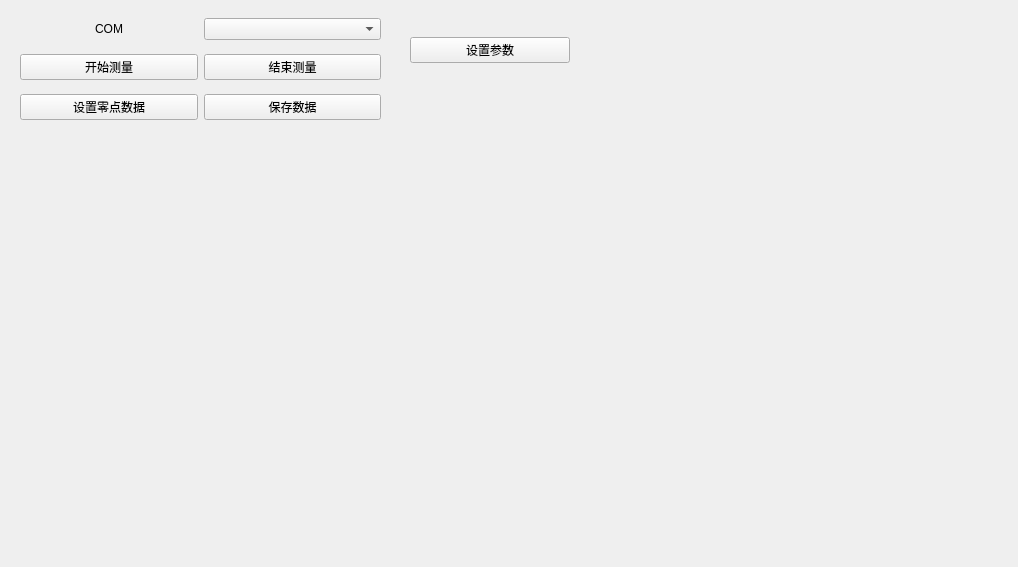
Above: TZD.ui from AaronGe88/TZD before the change. Below: the same form after it.
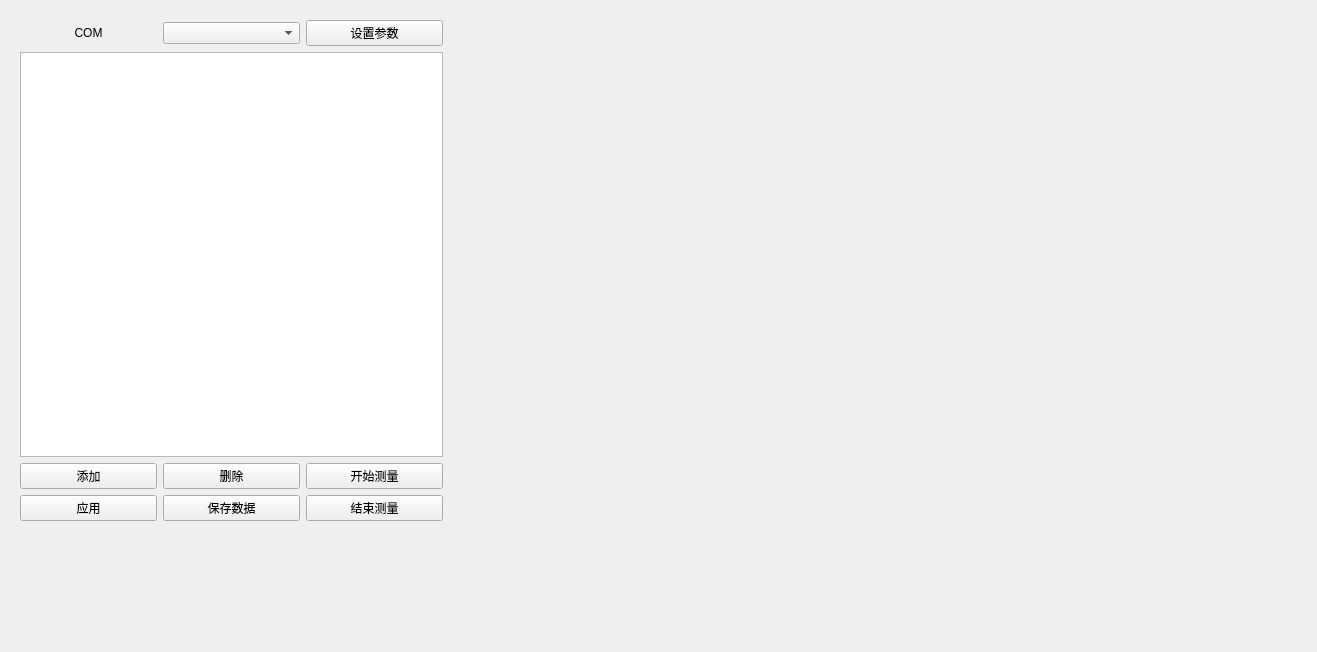
That is the form after the change. Custom widgets are drawn as their Qt base class.

Diff of the .ui file:
```diff
--- a/TZD.ui
+++ b/TZD.ui
@@ -6,41 +6,61 @@
    <rect>
     <x>0</x>
     <y>0</y>
-    <width>1018</width>
-    <height>567</height>
+    <width>1317</width>
+    <height>652</height>
    </rect>
   </property>
   <property name="windowTitle">
    <string>Form</string>
   </property>
-  <widget class="MatplotlibWidget" name="widget" native="true">
+  <widget class="QWidget" name="gridLayoutWidget_4">
    <property name="geometry">
     <rect>
      <x>20</x>
-     <y>150</y>
-     <width>621</width>
-     <height>271</height>
+     <y>20</y>
+     <width>1281</width>
+     <height>511</height>
     </rect>
    </property>
-  </widget>
-  <widget class="QWidget" name="gridLayoutWidget">
-   <property name="geometry">
-    <rect>
-     <x>20</x>
-     <y>10</y>
-     <width>361</width>
-     <height>121</height>
-    </rect>
-   </property>
-   <layout class="QGridLayout" name="gridLayout">
+   <layout class="QGridLayout" name="gridLayout_4">
+    <property name="rightMargin">
+     <number>0</number>
+    </property>
+    <property name="bottomMargin">
+     <number>10</number>
+    </property>
+    <item row="0" column="1">
+     <spacer name="horizontalSpacer_2">
+      <property name="orientation">
+       <enum>Qt::Horizontal</enum>
+      </property>
+      <property name="sizeHint" stdset="0">
+       <size>
+        <width>40</width>
+        <height>20</height>
+       </size>
+      </property>
+     </spacer>
+    </item>
+    <item row="0" column="3">
+     <spacer name="horizontalSpacer_3">
+      <property name="orientation">
+       <enum>Qt::Horizontal</enum>
+      </property>
+      <property name="sizeHint" stdset="0">
+       <size>
+        <width>40</width>
+        <height>20</height>
+       </size>
+      </property>
+     </spacer>
+    </item>
     <item row="1" column="0">
-     <widget class="QPushButton" name="btnReceive">
-      <property name="text">
-       <string>开始测量</string>
-      </property>
-     </widget>
+     <widget class="QTableView" name="tableView_force"/>
     </item>
     <item row="0" column="0">
+     <layout class="QHBoxLayout" name="horizontalLayout">
+      <item>
      <widget class="QLabel" name="label">
       <property name="text">
        <string>COM</string>
@@ -50,24 +70,56 @@
       </property>
      </widget>
     </item>
-    <item row="0" column="1">
+      <item>
      <widget class="QComboBox" name="comboBox"/>
     </item>
-    <item row="1" column="1">
+      <item>
+       <widget class="QPushButton" name="btnSetParameters">
+        <property name="text">
+         <string>设置参数</string>
+        </property>
+       </widget>
+      </item>
+     </layout>
+    </item>
+    <item row="2" column="0">
+     <layout class="QGridLayout" name="gridLayout_3">
+      <item row="0" column="1">
+       <widget class="QPushButton" name="btn_delete_force">
+        <property name="text">
+         <string>删除</string>
+        </property>
+       </widget>
+      </item>
+      <item row="1" column="0">
+       <widget class="QPushButton" name="btn_apply_force">
+        <property name="text">
+         <string>应用</string>
+        </property>
+       </widget>
+      </item>
+      <item row="0" column="0">
+       <widget class="QPushButton" name="btn_add_force">
+        <property name="text">
+         <string>添加</string>
+        </property>
+       </widget>
+      </item>
+      <item row="1" column="2">
      <widget class="QPushButton" name="btnEnd">
       <property name="text">
        <string>结束测量</string>
       </property>
      </widget>
     </item>
-    <item row="2" column="0">
-     <widget class="QPushButton" name="btnZero">
+      <item row="0" column="2">
+       <widget class="QPushButton" name="btnReceive">
       <property name="text">
-       <string>设置零点数据</string>
+         <string>开始测量</string>
       </property>
      </widget>
     </item>
-    <item row="2" column="1">
+      <item row="1" column="1">
      <widget class="QPushButton" name="btnSave">
       <property name="text">
        <string>保存数据</string>
@@ -75,23 +127,15 @@
      </widget>
     </item>
    </layout>
-  </widget>
-  <widget class="QWidget" name="gridLayoutWidget_2">
-   <property name="geometry">
-    <rect>
-     <x>410</x>
-     <y>10</y>
-     <width>160</width>
-     <height>80</height>
-    </rect>
-   </property>
-   <layout class="QGridLayout" name="gridLayout_2">
-    <item row="0" column="0">
-     <widget class="QPushButton" name="btnSetParameters">
-      <property name="text">
-       <string>设置参数</string>
-      </property>
-     </widget>
+    </item>
+    <item row="0" column="2">
+     <layout class="QGridLayout" name="gridLayout_2"/>
+    </item>
+    <item row="1" column="3">
+     <widget class="MatplotlibWidget" name="widget_flatten" native="true"/>
+    </item>
+    <item row="1" column="1">
+     <widget class="StrainPlotWidget" name="widget_strain" native="true"/>
     </item>
    </layout>
   </widget>
@@ -103,6 +147,12 @@
    <header>matplotlibwidget.h</header>
    <container>1</container>
   </customwidget>
+  <customwidget>
+   <class>StrainPlotWidget</class>
+   <extends>QWidget</extends>
+   <header>strainplotwidget.h</header>
+   <container>1</container>
+  </customwidget>
  </customwidgets>
  <resources/>
  <connections/>
```
Lines whose indentation alone changed are shown as unchanged.
